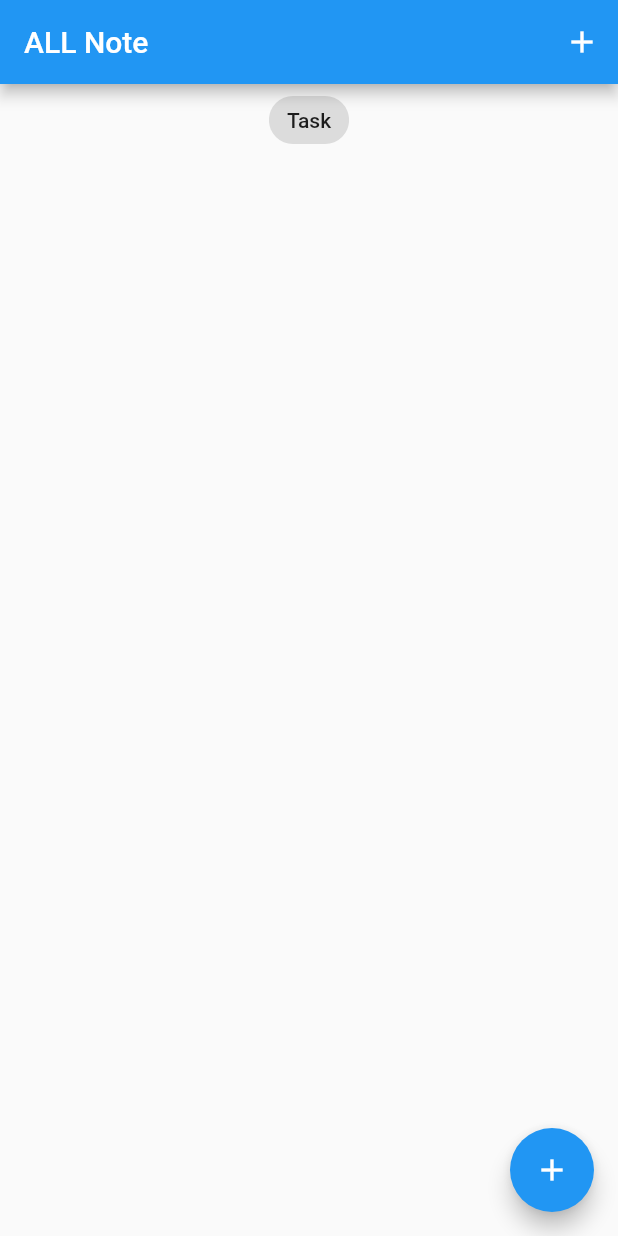
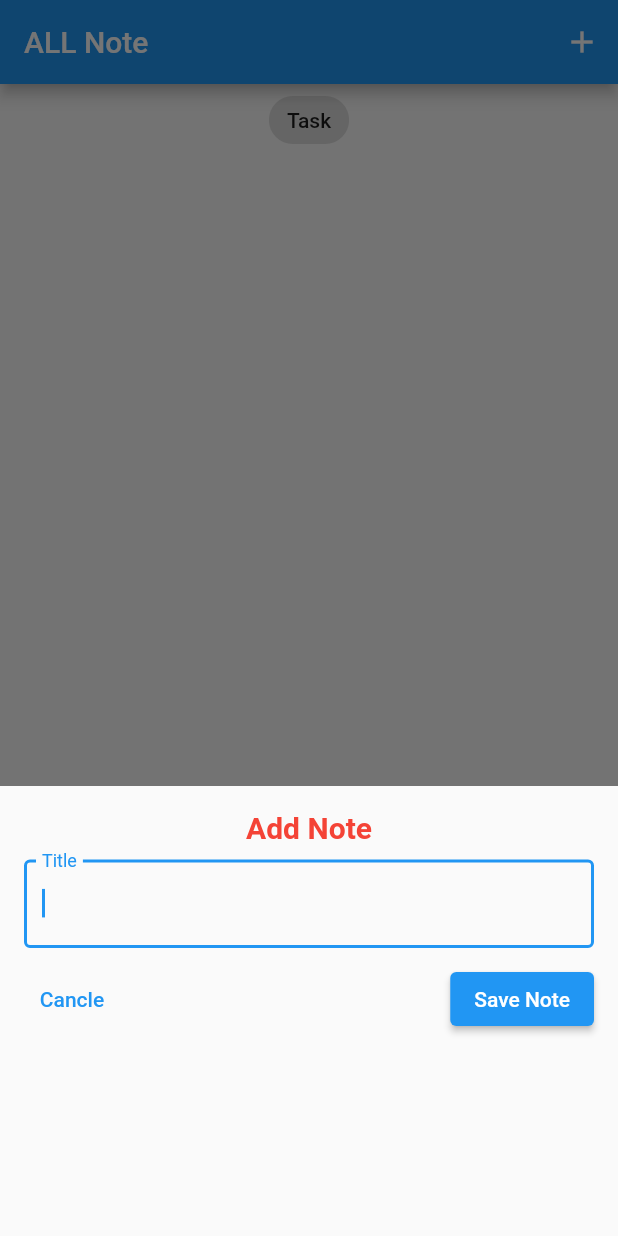
Before and after one commit to rowjoy/work_note_TODO_apps-, a Flutter app: the screen it shows after launch, after a tap on the "add" icon, on a phone screen of 412 x 824 dp. Run offline on Flutter 3.47's test engine with Material 2 defaults, Android fonts, the phone set to English and light mode, and no system bars; our stand-ins replace equatable, flutter_bloc, hydrated_bloc; missing offline and left inert: star_menu.

Commit message:
manu ber

```diff
--- a/lib/app.dart
+++ b/lib/app.dart
@@ -14,7 +14,7 @@ class MyApp extends StatelessWidget {
         theme: ThemeData(
           primarySwatch: Colors.blue,
         ),
-        home: const HomeScreen(),
+        home:  HomeScreen(),
       ),
     );
   }
--- /dev/null
+++ b/lib/helpers/bottom_model_sheet.dart
@@ -0,0 +1,58 @@
+import 'dart:math';
+
+import 'package:flutter/material.dart';
+
+import '../blocs/bloc/work_note_event.dart';
+import '../blocs/bloc_exports.dart';
+import '../model/work_note_model.dart';
+
+class CustomBottomSheet {
+
+  final TextEditingController _controller = TextEditingController();
+  void addNote(BuildContext context ){
+        showModalBottomSheet(
+          context: context,
+            builder: (context){
+              return SingleChildScrollView(
+                child: Container(
+                  padding:EdgeInsets.only(bottom: MediaQuery.of(context).viewInsets.bottom),
+                  child: Container(
+                    height: 300,
+                    padding: const EdgeInsets.all(16.0),
+                    child: Column(
+                      // ignore: prefer_const_literals_to_create_immutables
+                      children: [
+                        const Text("Add Note",style: TextStyle(fontSize: 20,color: Colors.red,fontWeight: FontWeight.bold),),
+                        const SizedBox(height: 10,),
+                        TextFormField(
+                          controller: _controller,
+                          autofocus: true,
+                          decoration: const InputDecoration(
+                            label: Text("Title"),
+                            border: OutlineInputBorder(),
+                          ),
+                        ),
+                        const SizedBox(height: 10,),
+                        Row(
+                          mainAxisAlignment: MainAxisAlignment.spaceBetween,
+                          children: [
+                            TextButton(onPressed: (){
+                              Navigator.pop(context);
+                            }, child: const Text("Cancle")),
+                            ElevatedButton(onPressed: (){
+                              var note = WorkNoteModel(title: _controller.text,
+                                id: Random().nextInt(1000),
+                              );
+                              context.read<NoteBloc>().add(AddNote(workNoteModel: note));
+                            }, child: const Text("Save Note")),
+                          ],
+                        ),
+                      ],
+                    ),
+                  ),
+                ),
+              );
+            }
+        );
+    }
+}
--- a/lib/model/work_note_model.dart
+++ b/lib/model/work_note_model.dart
@@ -1,5 +1,6 @@
 
 import 'package:equatable/equatable.dart';
+import 'package:work_note/helpers/bottom_model_sheet.dart';
 
 class WorkNoteModel extends Equatable {
   final String? title;
@@ -61,4 +62,6 @@ class WorkNoteModel extends Equatable {
 
 
 
+
+
 }
--- a/pubspec.yaml
+++ b/pubspec.yaml
@@ -38,6 +38,7 @@ dependencies:
   hydrated_bloc: ^8.1.0
   equatable: ^2.0.3
   path_provider: ^2.0.10
+  star_menu: ^2.1.3
 
 dev_dependencies:
   flutter_test:
```
Also changed, not shown: lib/screen/home_screen.dart (+60 -79 lines), pubspec.lock, 1 other file.
